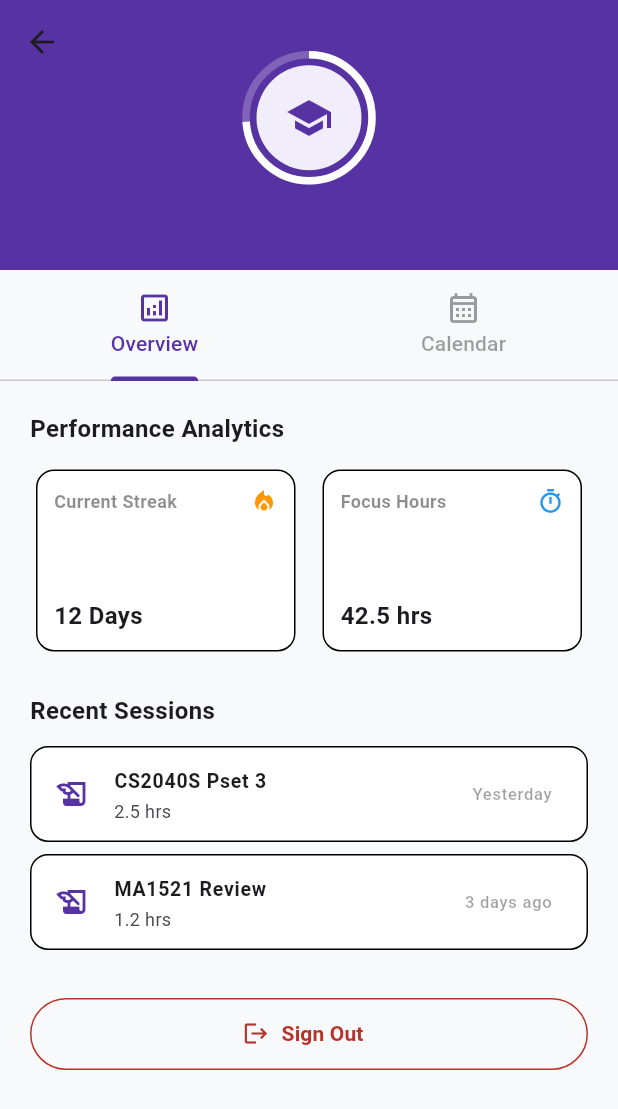
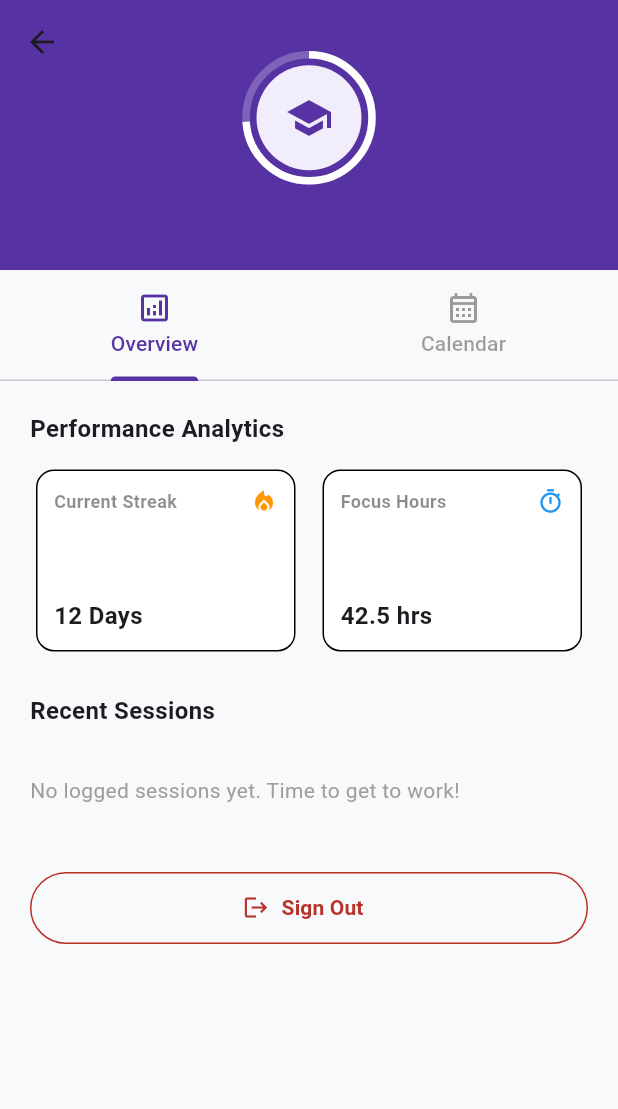
Before and after one commit to jeevan764/lockedin, a Flutter app: the ProfileScreen screen opened directly, on a phone screen of 412 x 824 dp. Shown: the top 1109 px of the screen. Run offline on Flutter 3.47's test engine with Material 3 defaults, Android fonts, the phone set to English and light mode, and no system bars; our stand-ins replace supabase_flutter; accounts and stored records are empty.

Commit message:
updated profile_screen

```diff
--- a/lib/screens/profile_screen.dart
+++ b/lib/screens/profile_screen.dart
@@ -13,12 +13,17 @@ class _ProfileScreenState extends State<ProfileScreen> {
   final _supabase = Supabase.instance.client;
   String _username = "Loading...";
   String _email = "Loading...";
-  bool _isLoading = true;
+  bool _isLoadingProfile = true;
+
+  // NEW: State variables to hold the dynamic session data
+  List<dynamic> _recentSessions = [];
+  bool _isLoadingSessions = true;
 
   @override
   void initState() {
     super.initState();
     _fetchUserProfile();
+    _fetchRecentSessions(); // Trigger the fetch when the screen loads
   }
 
   Future<void> _fetchUserProfile() async {
@@ -29,21 +34,44 @@ class _ProfileScreenState extends State<ProfileScreen> {
         setState(() {
           _username = data['username'] ?? 'LockedIn User';
           _email = data['email'] ?? user.email ?? '';
-          _isLoading = false;
+          _isLoadingProfile = false;
         });
       }
     } catch (e) {
       setState(() {
         _username = "Academic Athlete";
-        _email = _supabase.auth.currentUser?.email ?? "selvajeevan2004@gmail.com";
-        _isLoading = false;
+        _email = _supabase.auth.currentUser?.email ?? "student@u.nus.edu";
+        _isLoadingProfile = false;
       });
+    }
+  }
+
+  // NEW: Fetch only the sessions belonging to the logged-in user
+  Future<void> _fetchRecentSessions() async {
+    try {
+      final user = _supabase.auth.currentUser;
+      if (user != null) {
+        final response = await _supabase
+            .from('study_sessions')
+            .select()
+            .eq('user_id', user.id) // Only get MY sessions
+            .order('created_at', ascending: false) // Newest first
+            .limit(5); // Only show the last 5 in the profile overview
+
+        setState(() {
+          _recentSessions = response;
+          _isLoadingSessions = false;
+        });
+      }
+    } catch (e) {
+      print('Error fetching personal sessions: $e');
+      setState(() => _isLoadingSessions = false);
     }
   }
 
   @override
   Widget build(BuildContext context) {
-    if (_isLoading) return const Center(child: CircularProgressIndicator(color: Color(0xff5732a3)));
+    if (_isLoadingProfile) return const Center(child: CircularProgressIndicator(color: Color(0xff5732a3)));
 
     return DefaultTabController(
       length: 2,
@@ -52,17 +80,15 @@ class _ProfileScreenState extends State<ProfileScreen> {
         body: NestedScrollView(
           headerSliverBuilder: (context, innerBoxIsScrolled) {
             return [
-              // 1. FIXED TOP HERO: Shifts content down below the camera notch and tints background purple
               SliverAppBar(
                 expandedHeight: 180.0,
                 floating: false,
                 pinned: true,
-                backgroundColor: const Color(0xff5732a3), // Your signature deep purple
+                backgroundColor: const Color(0xff5732a3),
                 elevation: 0,
-                // Automatically handles device notch paddings safely
                 flexibleSpace: FlexibleSpaceBar(
                   background: Container(
-                    padding: const EdgeInsets.only(top: 35.0), // Adds defensive buffer clearance from status bar
+                    padding: const EdgeInsets.only(top: 35.0),
                     color: const Color(0xff5732a3),
                     child: Column(
                       mainAxisAlignment: MainAxisAlignment.center,
@@ -70,12 +96,12 @@ class _ProfileScreenState extends State<ProfileScreen> {
                         Stack(
                           alignment: Alignment.center,
                           children: [
-                            SizedBox(
+                            const SizedBox(
                               width: 84, height: 84,
                               child: CircularProgressIndicator(
                                 value: 0.74, strokeWidth: 5,
-                                backgroundColor: Colors.white24, // Brightened track for visibility on purple
-                                valueColor: const AlwaysStoppedAnimation<Color>(Colors.white),
+                                backgroundColor: Colors.white24,
+                                valueColor: AlwaysStoppedAnimation<Color>(Colors.white),
                               ),
                             ),
                             const CircleAvatar(
@@ -99,17 +125,15 @@ class _ProfileScreenState extends State<ProfileScreen> {
                   ),
                 ),
               ),
-
-              // 2. STICKY SUB-NAVIGATION TABS
               SliverPersistentHeader(
                 pinned: true,
                 delegate: _SliverAppBarDelegate(
-                  TabBar(
-                    labelColor: const Color(0xff5732a3),
+                  const TabBar(
+                    labelColor: Color(0xff5732a3),
                     unselectedLabelColor: Colors.black38,
-                    indicatorColor: const Color(0xff5732a3),
+                    indicatorColor: Color(0xff5732a3),
                     indicatorSize: TabBarIndicatorSize.label,
-                    tabs: const [
+                    tabs: [
                       Tab(icon: Icon(Icons.analytics_outlined), text: "Overview"),
                       Tab(icon: Icon(Icons.calendar_month_outlined), text: "Calendar"),
                     ],
@@ -147,8 +171,39 @@ class _ProfileScreenState extends State<ProfileScreen> {
           const SizedBox(height: 24),
           const Text('Recent Sessions', style: TextStyle(fontSize: 16, fontWeight: FontWeight.bold)),
           const SizedBox(height: 12),
-          _buildActivityItem('CS2040S Pset 3', '2.5 hrs', 'Yesterday'),
-          _buildActivityItem('MA1521 Review', '1.2 hrs', '3 days ago'),
+
+          // NEW: Dynamic List Builder replacing the hardcoded cards
+          if (_isLoadingSessions)
+            const Center(child: CircularProgressIndicator(color: Color(0xff5732a3)))
+          else if (_recentSessions.isEmpty)
+            const Padding(
+              padding: EdgeInsets.symmetric(vertical: 20),
+              child: Text('No logged sessions yet. Time to get to work!', style: TextStyle(color: Colors.grey)),
+            )
+          else
+            ..._recentSessions.map((session) {
+              final subject = session['subject'] ?? 'Unknown';
+              final durationMins = session['duration_minutes'] ?? 0;
+
+              // Format duration to look clean
+              final durationStr = durationMins >= 60
+                  ? '${(durationMins / 60).toStringAsFixed(1)} hrs'
+                  : '$durationMins mins';
+
+              // Calculate Time Ago
+              String timeAgo = 'Recently';
+              if (session['created_at'] != null) {
+                final diff = DateTime.now().difference(DateTime.parse(session['created_at']));
+                if (diff.inDays > 1) timeAgo = '${diff.inDays} days ago';
+                else if (diff.inDays == 1) timeAgo = 'Yesterday';
+                else if (diff.inHours > 0) timeAgo = '${diff.inHours} hrs ago';
+                else if (diff.inMinutes > 0) timeAgo = '${diff.inMinutes} mins ago';
+                else timeAgo = 'Just now';
+              }
+
+              return _buildActivityItem(subject, durationStr, timeAgo);
+            }),
+
           const SizedBox(height: 24),
           SizedBox(
             width: double.infinity, height: 48,
```
